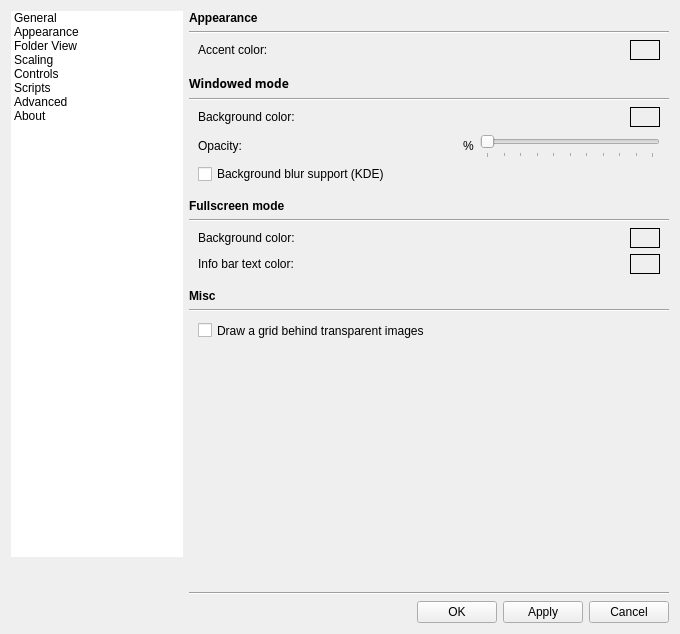
First picture: the form in qimgv/gui/dialogs/settingsdialog.ui, repository do-i/thumbgrid, before the edit.
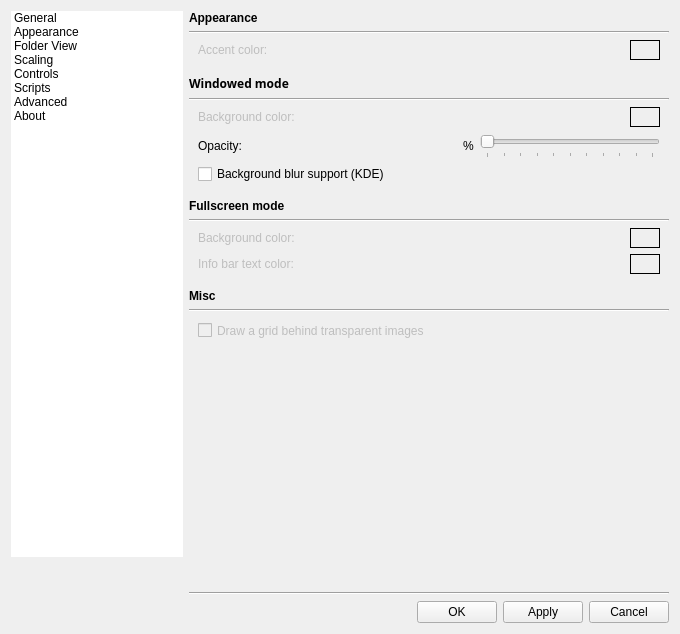
Second picture: the form after the edit. The open tabs and pages were chosen to show the change. Custom widgets are drawn as their Qt base class.

Diff of the .ui file:
```diff
--- a/qimgv/gui/dialogs/settingsdialog.ui
+++ b/qimgv/gui/dialogs/settingsdialog.ui
@@ -1390,8 +1390,8 @@
                <rect>
                 <x>0</x>
                 <y>0</y>
-                <width>276</width>
-                <height>358</height>
+                <width>480</width>
+                <height>571</height>
                </rect>
               </property>
               <layout class="QVBoxLayout" name="verticalLayout_25">
@@ -1440,6 +1440,9 @@
                  </property>
                  <item row="0" column="0">
                   <widget class="QLabel" name="accentColorTextLabel">
+                   <property name="enabled">
+                    <bool>false</bool>
+                   </property>
                    <property name="minimumSize">
                     <size>
                      <width>0</width>
@@ -1597,6 +1600,9 @@
                  </item>
                  <item row="0" column="0">
                   <widget class="QLabel" name="bgColorTextLabel">
+                   <property name="enabled">
+                    <bool>false</bool>
+                   </property>
                    <property name="minimumSize">
                     <size>
                      <width>0</width>
@@ -1703,6 +1709,9 @@
                  </item>
                  <item row="4" column="0">
                   <widget class="QLabel" name="label_16">
+                   <property name="enabled">
+                    <bool>false</bool>
+                   </property>
                    <property name="text">
                     <string>Background color:</string>
                    </property>
@@ -1723,6 +1732,9 @@
                  </property>
                  <item>
                   <widget class="QLabel" name="label_22">
+                   <property name="enabled">
+                    <bool>false</bool>
+                   </property>
                    <property name="text">
                     <string>Info bar text color:</string>
                    </property>
@@ -1801,6 +1813,9 @@
                  </property>
                  <item row="0" column="0">
                   <widget class="QCheckBox" name="transparencyGridCheckBox">
+                   <property name="enabled">
+                    <bool>false</bool>
+                   </property>
                    <property name="sizePolicy">
                     <sizepolicy hsizetype="Minimum" vsizetype="Minimum">
                      <horstretch>0</horstretch>
```
Left out of the diff: 17 changed lines with no effect on the pictures.
